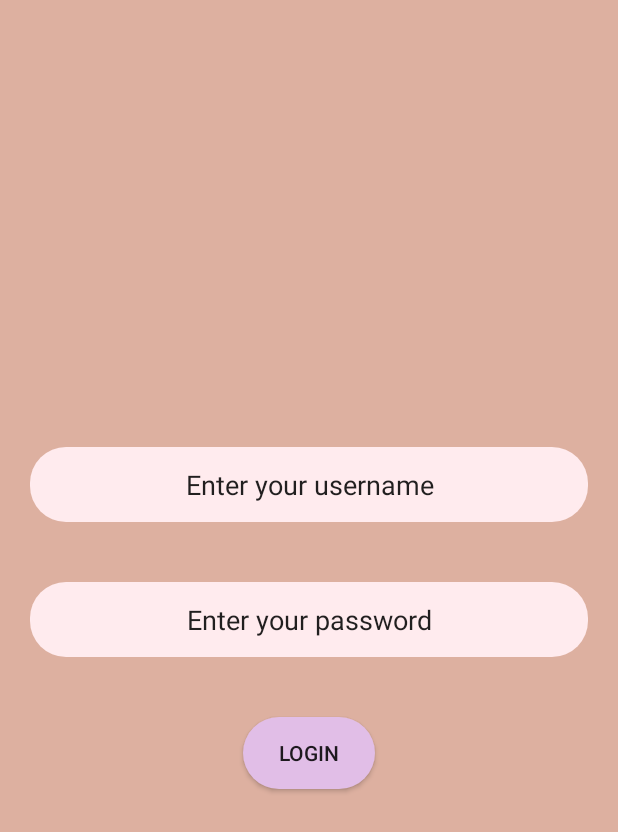
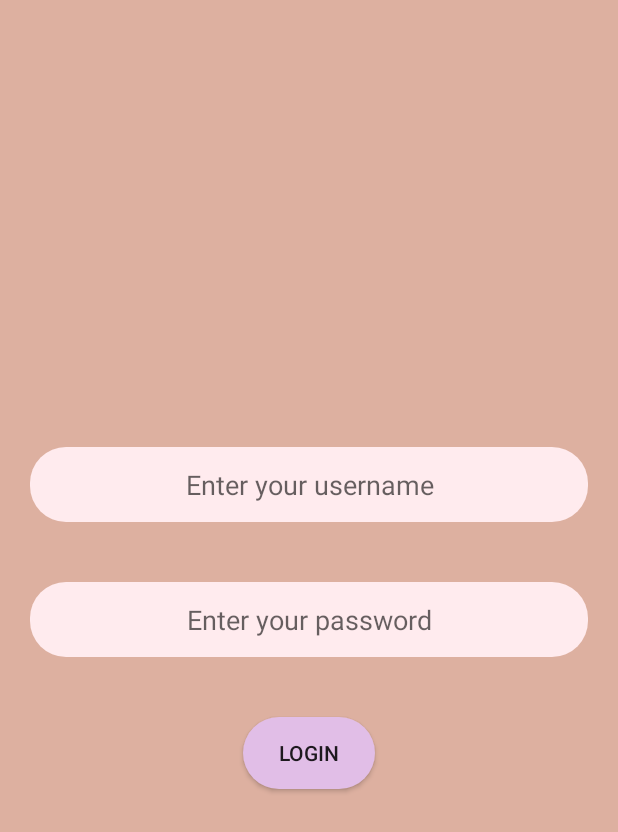
Before and after one commit to cvam77/ZayvE, an Android app: the screen it shows after launch (MainActivity), on a phone screen of 412 x 824 dp. Shown: the top 832 px of the screen. Run offline under Robolectric (Android 15) with nearby library versions, the phone set to English and light mode, and no system bars.

Commit message:
26th Sep

```diff
--- a/app/src/main/res/layout/activity_main.xml
+++ b/app/src/main/res/layout/activity_main.xml
@@ -16,7 +16,7 @@
         android:layout_margin="20dp"
         android:layout_width="match_parent"
         android:layout_height="50dp"
-        android:text="Enter your username"
+        android:hint="Enter your username"
         android:background="@drawable/rounded_corners_edittext"
         android:gravity="center"
         />
@@ -27,7 +27,7 @@
         android:layout_width="match_parent"
         android:layout_height="50dp"
         android:inputType="textPersonName"
-        android:text="Enter your password"
+        android:hint="Enter your password"
         android:gravity="center"
         android:background="@drawable/rounded_corners_edittext"/>
 
```
